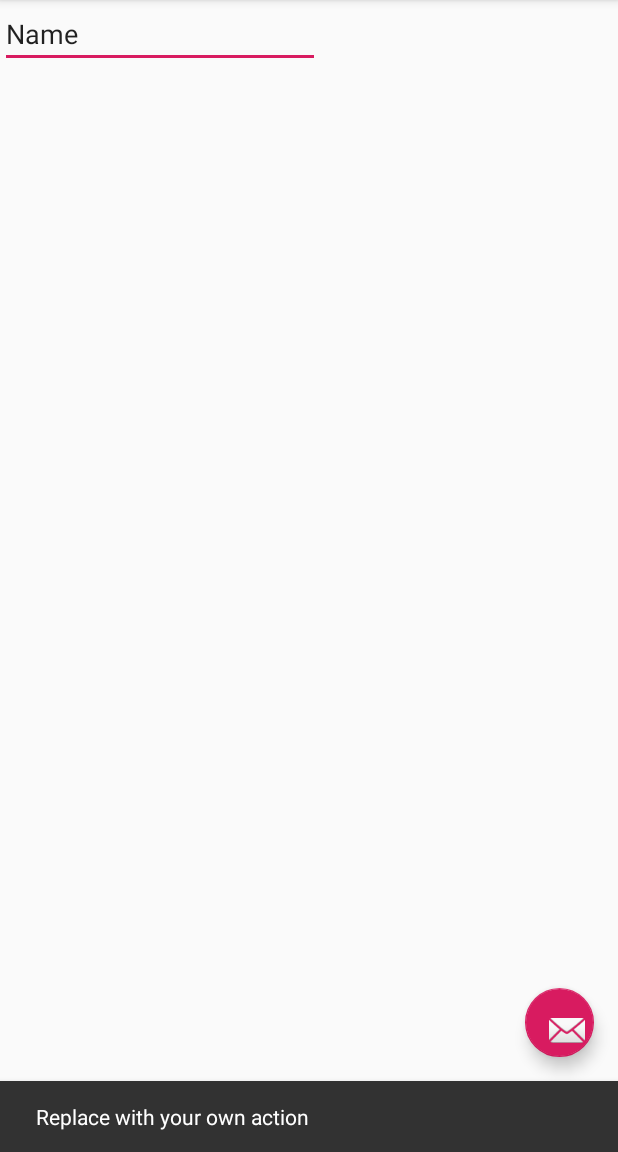
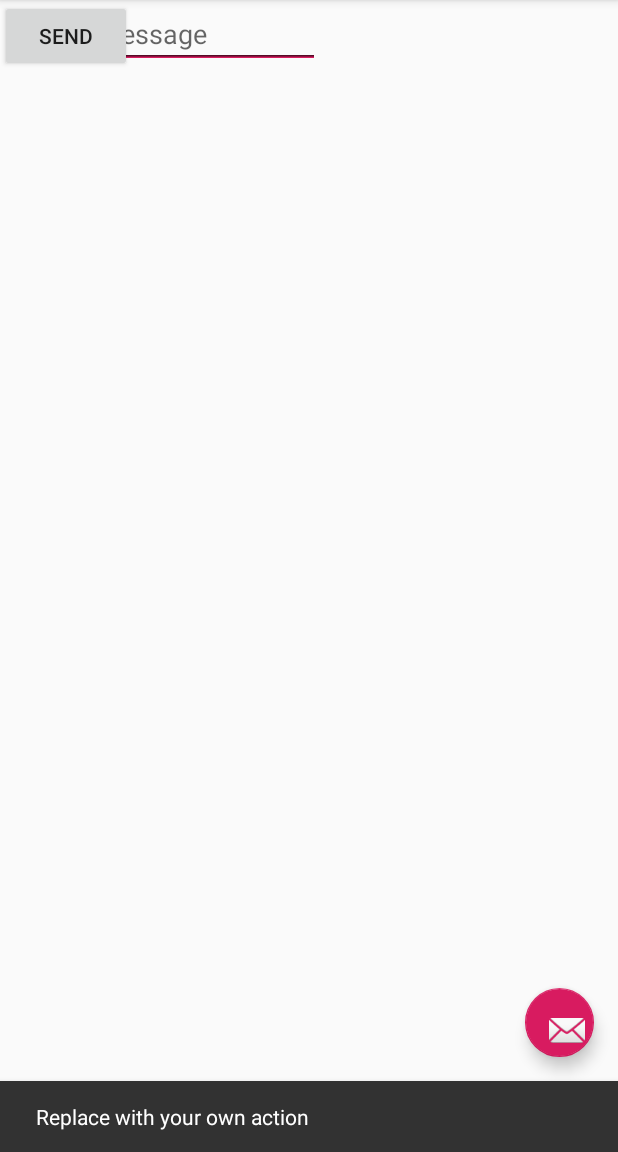
Before and after one commit to yohannessysc/lab5, an Android app: the screen it shows after launch (MainActivity), after a tap on an icon or button, on a phone screen of 412 x 824 dp, the part 84-1236 px from its top. Run offline under Robolectric (Android 15) with nearby library versions, the phone set to English and light mode, and no system bars.

Commit message:
second commit

```diff
--- a/Test_Helloworld/app/src/main/res/layout/content_main.xml
+++ b/Test_Helloworld/app/src/main/res/layout/content_main.xml
@@ -18,4 +18,22 @@
         tools:layout_editor_absoluteX="-270dp"
         tools:layout_editor_absoluteY="-156dp" />
 
+    <EditText
+        android:id="@+id/editText6"
+        android:layout_width="wrap_content"
+        android:layout_height="wrap_content"
+        android:ems="10"
+        android:hint="@string/edit_message"
+        android:inputType="textPersonName"
+        tools:layout_editor_absoluteX="33dp"
+        tools:layout_editor_absoluteY="19dp" />
+
+    <Button
+        android:id="@+id/button3"
+        android:layout_width="wrap_content"
+        android:layout_height="wrap_content"
+        android:text="@string/button_send"
+        app:layout_constraintBaseline_toBaselineOf="@+id/editText6"
+        tools:layout_editor_absoluteX="274dp" />
+
 </androidx.constraintlayout.widget.ConstraintLayout>
--- a/Test_Helloworld/app/src/main/res/values/strings.xml
+++ b/Test_Helloworld/app/src/main/res/values/strings.xml
@@ -1,4 +1,6 @@
 <resources>
     <string name="app_name">Test_Helloworld</string>
     <string name="action_settings">Settings</string>
+    <string name="edit_message">Enter a message</string>
+    <string name="button_send">Send</string>
 </resources>
```
